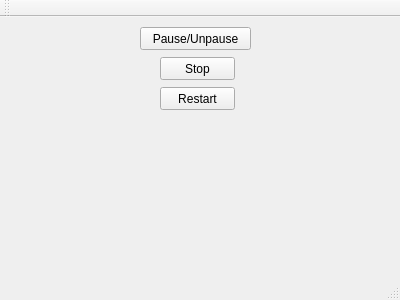
This is DACUSN/mainwindow.ui in Gresthorn/DACUSN as Qt 5 draws it before an edit. The edited form follows.
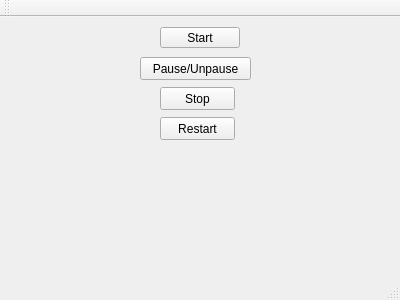
This is the edited form.

Commit message: Basic start, stop, restart and pause methods for data reciever thread modified to behave correctly in special situations when NULL pointers are set, when the thread is in pause state etc.

What changed in the file:
```diff
--- a/DACUSN/mainwindow.ui
+++ b/DACUSN/mainwindow.ui
@@ -18,7 +18,7 @@
     <property name="geometry">
      <rect>
       <x>140</x>
-      <y>10</y>
+      <y>40</y>
       <width>111</width>
       <height>23</height>
      </rect>
@@ -31,7 +31,7 @@
     <property name="geometry">
      <rect>
       <x>160</x>
-      <y>40</y>
+      <y>70</y>
       <width>75</width>
       <height>23</height>
      </rect>
@@ -44,7 +44,7 @@
     <property name="geometry">
      <rect>
       <x>160</x>
-      <y>70</y>
+      <y>100</y>
       <width>75</width>
       <height>23</height>
      </rect>
@@ -53,6 +53,19 @@
      <string>Restart</string>
     </property>
    </widget>
+   <widget class="QPushButton" name="start">
+    <property name="geometry">
+     <rect>
+      <x>160</x>
+      <y>10</y>
+      <width>80</width>
+      <height>21</height>
+     </rect>
+    </property>
+    <property name="text">
+     <string>Start</string>
+    </property>
+   </widget>
   </widget>
   <widget class="QMenuBar" name="menuBar">
    <property name="geometry">
```
Left out of the diff: 2 changed lines with no effect on the pictures. The commit also changes 5 other files.
